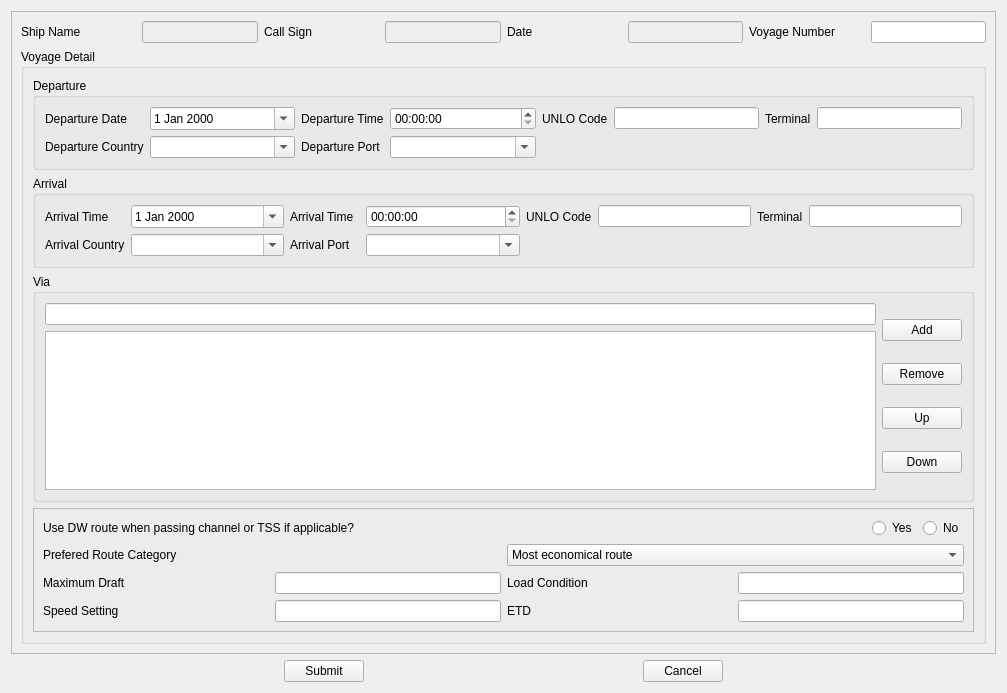
Above: QtUi/requestRoute.ui from heavenlxj/emgui before the change. Below: the same form after it.
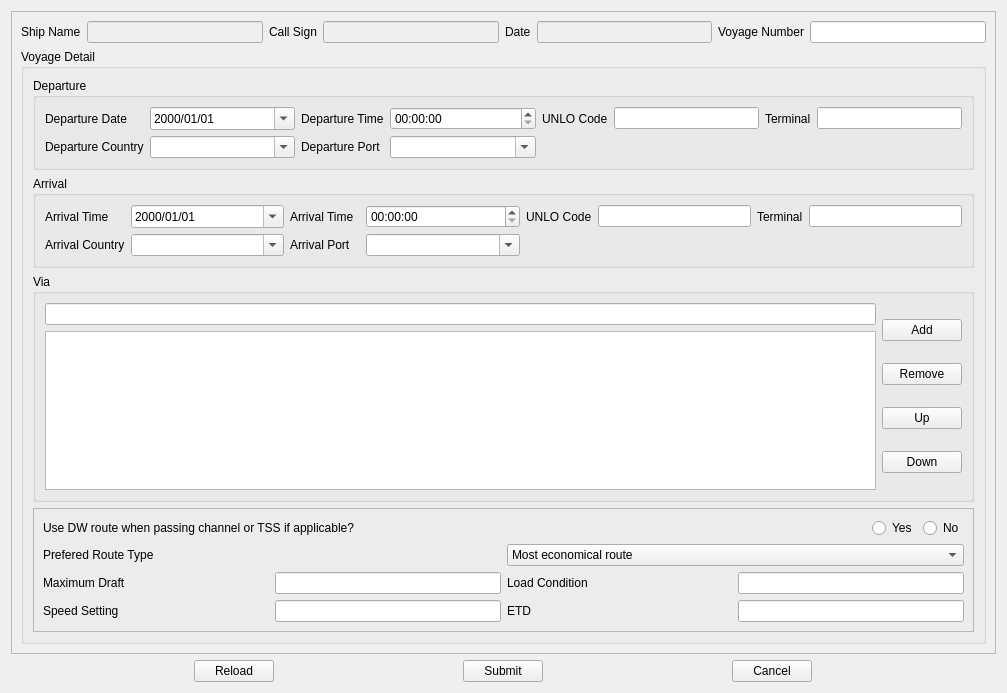
That is the form after the change.

```diff
--- a/QtUi/requestRoute.ui
+++ b/QtUi/requestRoute.ui
@@ -27,6 +27,12 @@
        <layout class="QHBoxLayout" name="horizontalLayout_3">
         <item>
          <widget class="QLabel" name="label_shipName">
+          <property name="sizePolicy">
+           <sizepolicy hsizetype="Fixed" vsizetype="Preferred">
+            <horstretch>0</horstretch>
+            <verstretch>0</verstretch>
+           </sizepolicy>
+          </property>
           <property name="text">
            <string>Ship Name</string>
           </property>
@@ -50,6 +56,12 @@
         </item>
         <item>
          <widget class="QLabel" name="label_callSign">
+          <property name="sizePolicy">
+           <sizepolicy hsizetype="Fixed" vsizetype="Preferred">
+            <horstretch>0</horstretch>
+            <verstretch>0</verstretch>
+           </sizepolicy>
+          </property>
           <property name="text">
            <string>Call Sign</string>
           </property>
@@ -73,6 +85,12 @@
         </item>
         <item>
          <widget class="QLabel" name="label_date">
+          <property name="sizePolicy">
+           <sizepolicy hsizetype="Fixed" vsizetype="Preferred">
+            <horstretch>0</horstretch>
+            <verstretch>0</verstretch>
+           </sizepolicy>
+          </property>
           <property name="text">
            <string>Date</string>
           </property>
@@ -96,6 +114,12 @@
         </item>
         <item>
          <widget class="QLabel" name="label_voyageNumber">
+          <property name="sizePolicy">
+           <sizepolicy hsizetype="Fixed" vsizetype="Preferred">
+            <horstretch>0</horstretch>
+            <verstretch>0</verstretch>
+           </sizepolicy>
+          </property>
           <property name="text">
            <string>Voyage Number</string>
           </property>
@@ -136,6 +160,9 @@
                 <verstretch>0</verstretch>
                </sizepolicy>
               </property>
+              <property name="displayFormat">
+               <string>yyyy/MM/dd</string>
+              </property>
               <property name="calendarPopup">
                <bool>true</bool>
               </property>
@@ -364,6 +391,9 @@
                 <verstretch>0</verstretch>
                </sizepolicy>
               </property>
+              <property name="displayFormat">
+               <string>yyyy/MM/dd</string>
+              </property>
               <property name="calendarPopup">
                <bool>true</bool>
               </property>
@@ -577,7 +607,7 @@
               <item>
                <widget class="QLabel" name="label">
                 <property name="text">
-                 <string>Prefered Route Category</string>
+                 <string>Prefered Route Type</string>
                 </property>
                </widget>
               </item>
@@ -713,7 +743,20 @@
    <item row="1" column="0">
     <layout class="QHBoxLayout" name="horizontalLayout_2">
      <item>
-      <widget class="QPushButton" name="submitBtn">
+      <widget class="QPushButton" name="reload_btn">
+       <property name="sizePolicy">
+        <sizepolicy hsizetype="Fixed" vsizetype="Fixed">
+         <horstretch>0</horstretch>
+         <verstretch>0</verstretch>
+        </sizepolicy>
+       </property>
+       <property name="text">
+        <string>Reload</string>
+       </property>
+      </widget>
+     </item>
+     <item>
+      <widget class="QPushButton" name="submit_btn">
        <property name="sizePolicy">
         <sizepolicy hsizetype="Fixed" vsizetype="Fixed">
          <horstretch>0</horstretch>
```
Left out of the diff: 188 changed lines with no effect on the pictures.
